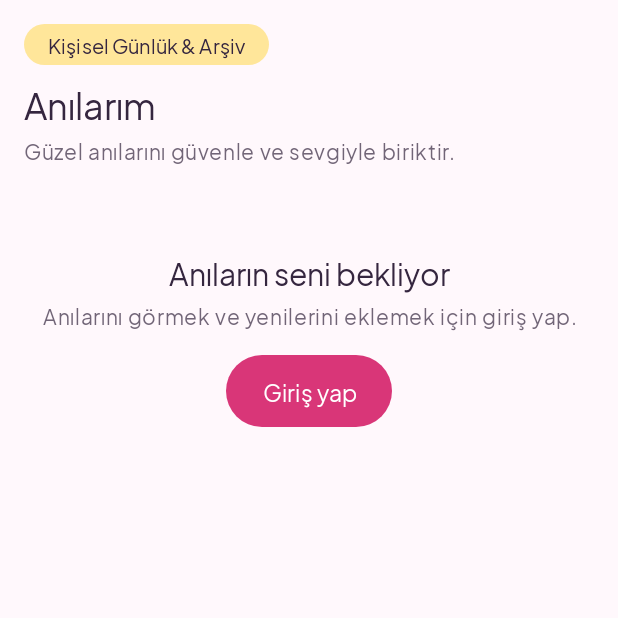
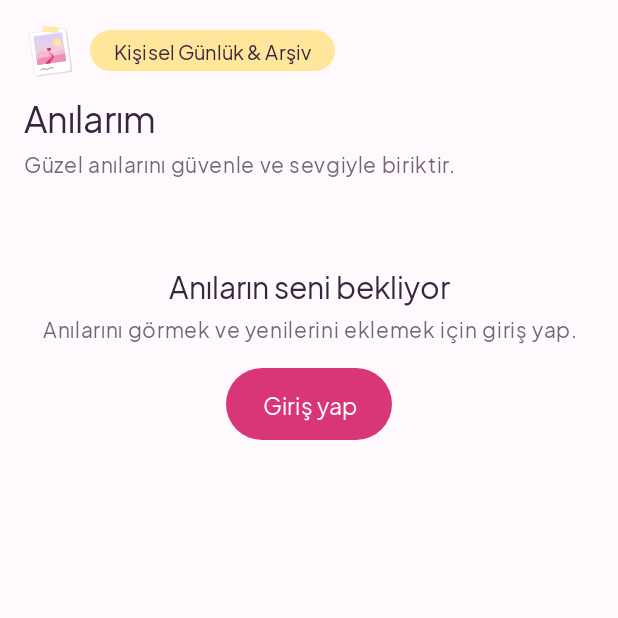
Before and after one commit to software-lecture-labs/memory-lane, an Android app: the fragment MemoriesFragment shown on its own in the app's theme, on a phone screen of 412 x 824 dp, the top half of it. Run offline under Robolectric (Android 15) with nearby library versions, the phone set to English and light mode, and no system bars; pictures from the network do not load; 3 statements that could not run were skipped.

Commit message:
Uygulama logosunu ikon, açılış ve kayıt ekranına ekle
Eski düz "M" ikonunun yerine uygulamanın paletinden çizilmiş bir logo geldi:
bantla tutturulmuş eğik bir polaroid, içinde ufuktaki küçük bir kalbe giden
yol. Uyarlanabilir uygulama ikonu, Android 12+ açılış ekranındaki hareketli
logo, kayıt ekranının rozeti ve Anılarım başlığı aynı çizimi kullanıyor.
Açılış ekranı için tema, ortak bir taban temaya ayrıldı.

```diff
--- a/mobile/app/src/main/AndroidManifest.xml
+++ b/mobile/app/src/main/AndroidManifest.xml
@@ -2,7 +2,7 @@
 
     <uses-permission android:name="android.permission.INTERNET" />
 
-    <application android:name=".MemoryLaneApp" android:label="@string/app_name" android:icon="@drawable/ic_memory_lane" android:theme="@style/Theme.MemoryLane" android:dataExtractionRules="@xml/data_extraction_rules" android:allowBackup="false" android:fullBackupContent="false" android:supportsRtl="true">
+    <application android:name=".MemoryLaneApp" android:label="@string/app_name" android:icon="@mipmap/ic_launcher" android:roundIcon="@mipmap/ic_launcher_round" android:theme="@style/Theme.MemoryLane" android:dataExtractionRules="@xml/data_extraction_rules" android:allowBackup="false" android:fullBackupContent="false" android:supportsRtl="true">
         <activity
             android:name=".MainActivity"
             android:exported="true">
--- /dev/null
+++ b/mobile/app/src/main/res/drawable/ic_launcher_background.xml
@@ -0,0 +1,21 @@
+<?xml version="1.0" encoding="utf-8"?>
+<!-- Launcher icon background: the app canvas blush washing into lavender. -->
+<vector xmlns:android="http://schemas.android.com/apk/res/android"
+    xmlns:aapt="http://schemas.android.com/aapt"
+    android:width="108dp"
+    android:height="108dp"
+    android:viewportWidth="108"
+    android:viewportHeight="108">
+    <path android:pathData="M0,0h108v108h-108z">
+        <aapt:attr name="android:fillColor">
+            <gradient
+                android:type="linear"
+                android:startX="0"
+                android:startY="0"
+                android:endX="108"
+                android:endY="108"
+                android:startColor="#FFE1EE"
+                android:endColor="#D6C6FF" />
+        </aapt:attr>
+    </path>
+</vector>
--- /dev/null
+++ b/mobile/app/src/main/res/drawable/ic_launcher_foreground.xml
@@ -0,0 +1,5 @@
+<?xml version="1.0" encoding="utf-8"?>
+<!-- 68dp mark centred in the 108dp adaptive icon layer; the tilted polaroid stays within the 66dp safe zone. -->
+<inset xmlns:android="http://schemas.android.com/apk/res/android"
+    android:drawable="@drawable/ic_logo_mark"
+    android:inset="20dp" />
--- /dev/null
+++ b/mobile/app/src/main/res/drawable/ic_logo_mark.xml
@@ -0,0 +1,86 @@
+<?xml version="1.0" encoding="utf-8"?>
+<!-- Memory Lane mark: a tilted polaroid held by washi tape. Inside, a raspberry lane winds over
+     pastel hills towards a small heart on the horizon: the road back to a memory. Colors are the
+     app palette (colors.xml); vector paths cannot reference color resources, so they repeat here.
+     Used by the launcher icon (inset into the adaptive icon) and the login header. -->
+<vector xmlns:android="http://schemas.android.com/apk/res/android"
+    xmlns:aapt="http://schemas.android.com/aapt"
+    android:width="60dp"
+    android:height="60dp"
+    android:viewportWidth="60"
+    android:viewportHeight="60">
+
+    <group
+        android:pivotX="30"
+        android:pivotY="31"
+        android:rotation="-8"
+        android:scaleX="0.92"
+        android:scaleY="0.92">
+
+        <!-- Soft paper shadow, offset down-right. -->
+        <path
+            android:fillColor="#2635263F"
+            android:pathData="M11.5,6.5h38a3,3 0,0 1,3 3v46a3,3 0,0 1,-3 3h-38a3,3 0,0 1,-3 -3v-46a3,3 0,0 1,3 -3z" />
+
+        <!-- Polaroid paper. -->
+        <path
+            android:fillColor="#FFFFFF"
+            android:strokeColor="#F0D7E8"
+            android:strokeWidth="0.6"
+            android:pathData="M10,5h38a3,3 0,0 1,3 3v46a3,3 0,0 1,-3 3h-38a3,3 0,0 1,-3 -3v-46a3,3 0,0 1,3 -3z" />
+
+        <!-- Photo: lavender sky fading to peach. -->
+        <path android:pathData="M11.5,9.5h35v35h-35z">
+            <aapt:attr name="android:fillColor">
+                <gradient
+                    android:type="linear"
+                    android:startX="29"
+                    android:startY="9.5"
+                    android:endX="29"
+                    android:endY="44.5"
+                    android:startColor="#DCCEFF"
+                    android:endColor="#FFD0B5" />
+            </aapt:attr>
+        </path>
+
+        <!-- Low butter sun. -->
+        <path
+            android:fillColor="#FFE69A"
+            android:pathData="M39,20.5m-4.5,0a4.5,4.5 0,1 1,9 0a4.5,4.5 0,1 1,-9 0" />
+
+        <!-- Far and near hills. -->
+        <path
+            android:fillColor="#F6B8D2"
+            android:pathData="M11.5,32C18,27 25,28.5 31,31.5C36,34 41,31 46.5,29V44.5H11.5Z" />
+        <path
+            android:fillColor="#EE8FB6"
+            android:pathData="M11.5,38C20,34.5 32,37.5 46.5,35V44.5H11.5Z" />
+
+        <!-- The lane: wide at the front, narrowing as it winds to the horizon. -->
+        <path
+            android:fillColor="#D93678"
+            android:pathData="M22,44.5C22.5,40.5 30,40 30.5,36.5C30.8,34.4 27.4,33.6 27.6,31.4L28.6,31.4C28.6,33.2 32.4,34.2 32.3,36.8C32.1,40.6 27,41.2 27.5,44.5Z" />
+
+        <!-- A small heart where the lane ends. -->
+        <path
+            android:fillColor="#D93678"
+            android:pathData="M28.1,30.2l-2.3,-2.2a1.45,1.45 0,0 1,2.3 -1.75a1.45,1.45 0,0 1,2.3 1.75z" />
+
+        <!-- Handwritten caption on the polaroid's wide bottom margin. -->
+        <path
+            android:strokeColor="#8035263F"
+            android:strokeWidth="1.1"
+            android:strokeLineCap="round"
+            android:pathData="M15,50.5q2.5,-1.6 5,0t5,0t5,0" />
+    </group>
+
+    <!-- Washi tape across the top edge, at its own angle. -->
+    <group
+        android:pivotX="30"
+        android:pivotY="6"
+        android:rotation="5">
+        <path
+            android:fillColor="#D9FFE69A"
+            android:pathData="M21,3h18v6.5h-18z" />
+    </group>
+</vector>
--- a/mobile/app/src/main/res/drawable/ic_memory_lane.xml
+++ /dev/null
@@ -1,4 +0,0 @@
-<vector xmlns:android="http://schemas.android.com/apk/res/android" android:width="48dp" android:height="48dp" android:viewportWidth="48" android:viewportHeight="48">
-    <path android:fillColor="#315A63" android:pathData="M0,0h48v48h-48z" />
-    <path android:fillColor="#FFFFFF" android:pathData="M10,34V14h5l9,12 9,-12h5v20h-5V22l-9,12 -9,-12v12z" />
-</vector>
--- a/mobile/app/src/main/res/drawable/login_book.xml
+++ /dev/null
@@ -1,15 +0,0 @@
-<?xml version="1.0" encoding="utf-8"?>
-<vector
-    xmlns:android="http://schemas.android.com/apk/res/android"
-    android:width="24dp"
-    android:height="24dp"
-    android:viewportWidth="24"
-    android:viewportHeight="24">
-    <path
-        android:pathData="M3,5 Q7,3 12,6 Q17,3 21,5 L21,19 Q17,17 12,20 Q7,17 3,19 Z M12,6 L12,20"
-        android:fillColor="@android:color/transparent"
-        android:strokeColor="@color/ml_primary"
-        android:strokeWidth="1.7"
-        android:strokeLineCap="round"
-        android:strokeLineJoin="round" />
-</vector>
--- a/mobile/app/src/main/res/drawable/login_icon_circle.xml
+++ /dev/null
@@ -1,2 +0,0 @@
-<?xml version="1.0" encoding="utf-8"?>
-<shape xmlns:android="http://schemas.android.com/apk/res/android" android:shape="oval"><solid android:color="@color/ml_surface" /></shape>
--- /dev/null
+++ b/mobile/app/src/main/res/drawable/splash_logo_animated.xml
@@ -0,0 +1,130 @@
+<?xml version="1.0" encoding="utf-8"?>
+<!-- Android 12+ launch screen icon: the Memory Lane mark (ic_logo_mark) arrives small and twisted,
+     settles flat with a slight overshoot, then its washi tape is pressed on, the same motion as
+     the login screen logo. The splash icon is 288dp with its content inside the 192dp circle,
+     so the 60dp mark is drawn 2.5x (150dp) in the middle. Vector paths cannot include another
+     drawable, so the mark's paths are repeated from ic_logo_mark. -->
+<animated-vector xmlns:android="http://schemas.android.com/apk/res/android"
+    xmlns:aapt="http://schemas.android.com/aapt">
+
+    <aapt:attr name="android:drawable">
+        <vector
+            android:width="288dp"
+            android:height="288dp"
+            android:viewportWidth="288"
+            android:viewportHeight="288">
+
+            <!-- Start values match the first animation frame, so nothing jumps. -->
+            <group
+                android:name="drop"
+                android:pivotX="144"
+                android:pivotY="144"
+                android:rotation="-18"
+                android:scaleX="0.6"
+                android:scaleY="0.6">
+                <group
+                    android:scaleX="2.5"
+                    android:scaleY="2.5"
+                    android:translateX="69"
+                    android:translateY="69">
+
+                    <group
+                        android:pivotX="30"
+                        android:pivotY="31"
+                        android:rotation="-8"
+                        android:scaleX="0.92"
+                        android:scaleY="0.92">
+                        <path
+                            android:fillColor="#2635263F"
+                            android:pathData="M11.5,6.5h38a3,3 0,0 1,3 3v46a3,3 0,0 1,-3 3h-38a3,3 0,0 1,-3 -3v-46a3,3 0,0 1,3 -3z" />
+                        <path
+                            android:fillColor="#FFFFFF"
+                            android:strokeColor="#F0D7E8"
+                            android:strokeWidth="0.6"
+                            android:pathData="M10,5h38a3,3 0,0 1,3 3v46a3,3 0,0 1,-3 3h-38a3,3 0,0 1,-3 -3v-46a3,3 0,0 1,3 -3z" />
+                        <path android:pathData="M11.5,9.5h35v35h-35z">
+                            <aapt:attr name="android:fillColor">
+                                <gradient
+                                    android:type="linear"
+                                    android:startX="29"
+                                    android:startY="9.5"
+                                    android:endX="29"
+                                    android:endY="44.5"
+                                    android:startColor="#DCCEFF"
+                                    android:endColor="#FFD0B5" />
+                            </aapt:attr>
+                        </path>
+                        <path
+                            android:fillColor="#FFE69A"
+                            android:pathData="M39,20.5m-4.5,0a4.5,4.5 0,1 1,9 0a4.5,4.5 0,1 1,-9 0" />
+                        <path
+                            android:fillColor="#F6B8D2"
+                            android:pathData="M11.5,32C18,27 25,28.5 31,31.5C36,34 41,31 46.5,29V44.5H11.5Z" />
+                        <path
+                            android:fillColor="#EE8FB6"
+                            android:pathData="M11.5,38C20,34.5 32,37.5 46.5,35V44.5H11.5Z" />
+                        <path
+                            android:fillColor="#D93678"
+                            android:pathData="M22,44.5C22.5,40.5 30,40 30.5,36.5C30.8,34.4 27.4,33.6 27.6,31.4L28.6,31.4C28.6,33.2 32.4,34.2 32.3,36.8C32.1,40.6 27,41.2 27.5,44.5Z" />
+                        <path
+                            android:fillColor="#D93678"
+                            android:pathData="M28.1,30.2l-2.3,-2.2a1.45,1.45 0,0 1,2.3 -1.75a1.45,1.45 0,0 1,2.3 1.75z" />
+                        <path
+                            android:strokeColor="#8035263F"
+                            android:strokeWidth="1.1"
+                            android:strokeLineCap="round"
+                            android:pathData="M15,50.5q2.5,-1.6 5,0t5,0t5,0" />
+                    </group>
+
+                    <group
+                        android:name="tape"
+                        android:pivotX="30"
+                        android:pivotY="6"
+                        android:rotation="5"
+                        android:scaleX="0">
+                        <path
+                            android:fillColor="#D9FFE69A"
+                            android:pathData="M21,3h18v6.5h-18z" />
+                    </group>
+                </group>
+            </group>
+        </vector>
+    </aapt:attr>
+
+    <target android:name="drop">
+        <aapt:attr name="android:animation">
+            <set android:ordering="together">
+                <objectAnimator
+                    android:duration="620"
+                    android:interpolator="@android:anim/overshoot_interpolator"
+                    android:propertyName="rotation"
+                    android:valueFrom="-18"
+                    android:valueTo="0" />
+                <objectAnimator
+                    android:duration="620"
+                    android:interpolator="@android:anim/overshoot_interpolator"
+                    android:propertyName="scaleX"
+                    android:valueFrom="0.6"
+                    android:valueTo="1" />
+                <objectAnimator
+                    android:duration="620"
+                    android:interpolator="@android:anim/overshoot_interpolator"
+                    android:propertyName="scaleY"
+                    android:valueFrom="0.6"
+                    android:valueTo="1" />
+            </set>
+        </aapt:attr>
+    </target>
+
+    <target android:name="tape">
+        <aapt:attr name="android:animation">
+            <objectAnimator
+                android:duration="240"
+                android:interpolator="@android:anim/decelerate_interpolator"
+                android:propertyName="scaleX"
+                android:startOffset="520"
+                android:valueFrom="0"
+                android:valueTo="1" />
+        </aapt:attr>
+    </target>
+</animated-vector>
--- a/mobile/app/src/main/res/layout/fragment_memories.xml
+++ b/mobile/app/src/main/res/layout/fragment_memories.xml
@@ -25,15 +25,32 @@
             android:paddingTop="@dimen/ml_space_md"
             app:layout_scrollFlags="scroll">
 
-            <TextView
+            <!-- The app's mark beside the notebook badge; decorative, the title names the screen.
+                 A compound drawable would put the mark inside the butter pill, so two views. -->
+            <LinearLayout
                 android:layout_width="wrap_content"
                 android:layout_height="wrap_content"
                 android:layout_marginBottom="@dimen/ml_space_sm"
-                android:background="@drawable/memory_pill_butter"
-                android:paddingHorizontal="@dimen/ml_space_md"
-                android:paddingVertical="@dimen/ml_space_xs"
-                android:text="@string/memory_list_badge"
-                android:textAppearance="@style/TextAppearance.MemoryLane.Label.Bold" />
+                android:gravity="center_vertical"
+                android:orientation="horizontal"
+                tools:ignore="UseCompoundDrawables">
+
+                <ImageView
+                    android:layout_width="@dimen/memory_header_logo"
+                    android:layout_height="@dimen/memory_header_logo"
+                    android:importantForAccessibility="no"
+                    android:src="@drawable/ic_logo_mark" />
+
+                <TextView
+                    android:layout_width="wrap_content"
+                    android:layout_height="wrap_content"
+                    android:layout_marginStart="@dimen/ml_space_sm"
+                    android:background="@drawable/memory_pill_butter"
+                    android:paddingHorizontal="@dimen/ml_space_md"
+                    android:paddingVertical="@dimen/ml_space_xs"
+                    android:text="@string/memory_list_badge"
+                    android:textAppearance="@style/TextAppearance.MemoryLane.Label.Bold" />
+            </LinearLayout>
 
             <com.memorylane.core.ui.widget.ScreenHeaderView
                 android:layout_width="match_parent"
--- a/mobile/app/src/main/res/layout/fragment_register.xml
+++ b/mobile/app/src/main/res/layout/fragment_register.xml
@@ -39,9 +39,7 @@
                 <ImageView
                     android:layout_width="@dimen/login_badge_icon_size"
                     android:layout_height="@dimen/login_badge_icon_size"
-                    android:background="@drawable/login_icon_circle"
-                    android:padding="@dimen/login_icon_padding"
-                    android:src="@drawable/login_book"
+                    android:src="@drawable/ic_logo_mark"
                     android:importantForAccessibility="no" />
                 <TextView
                     android:layout_width="wrap_content"
--- /dev/null
+++ b/mobile/app/src/main/res/values-v31/themes.xml
@@ -0,0 +1,10 @@
+<?xml version="1.0" encoding="utf-8"?>
+<resources>
+    <!-- Android 12+ launch screen: the warm canvas, with the logo landing like a polaroid
+         dropped on the page (splash_logo_animated). Older versions show the launcher icon. -->
+    <style name="Theme.MemoryLane" parent="Base.Theme.MemoryLane">
+        <item name="android:windowSplashScreenBackground">@color/ml_canvas</item>
+        <item name="android:windowSplashScreenAnimatedIcon">@drawable/splash_logo_animated</item>
+        <item name="android:windowSplashScreenAnimationDuration">900</item>
+    </style>
+</resources>
--- a/mobile/app/src/main/res/values/memory_dimens.xml
+++ b/mobile/app/src/main/res/values/memory_dimens.xml
@@ -3,6 +3,8 @@
 <resources>
     <!-- Bottom list padding so the last card can scroll above the add button
          (56dp button + 16dp margin above and below + 8dp gap). -->
+    <!-- Small app mark in the memory list header. -->
+    <dimen name="memory_header_logo">36dp</dimen>
     <dimen name="memory_list_bottom_padding">96dp</dimen>
     <!-- Gap between the header and a loading, empty, error or signed-out message. -->
     <dimen name="memory_status_top">48dp</dimen>
--- a/mobile/app/src/main/res/values/themes.xml
+++ b/mobile/app/src/main/res/values/themes.xml
@@ -2,7 +2,7 @@
 <resources>
     <!-- Single app theme: Material components pick up the design tokens from here,
          so a palette change is made once instead of in every layout. -->
-    <style name="Theme.MemoryLane" parent="Theme.Material3.Light.NoActionBar">
+    <style name="Base.Theme.MemoryLane" parent="Theme.Material3.Light.NoActionBar">
         <item name="colorPrimary">@color/ml_primary</item>
         <item name="colorOnPrimary">@color/ml_on_primary</item>
         <item name="colorPrimaryContainer">@color/ml_lavender</item>
@@ -29,4 +29,7 @@
         <item name="textInputStyle">@style/Widget.MemoryLane.TextInputLayout</item>
         <item name="bottomNavigationStyle">@style/Widget.MemoryLane.BottomNavigation</item>
     </style>
+
+    <!-- The app theme; Android 12+ adds the animated launch screen in values-v31. -->
+    <style name="Theme.MemoryLane" parent="Base.Theme.MemoryLane" />
 </resources>
```
Also changed, not shown: mobile/app/src/main/res/mipmap-anydpi/ic_launcher.xml (added, +7 -0 lines), mobile/app/src/main/res/mipmap-anydpi/ic_launcher_round.xml (added, +7 -0 lines).
